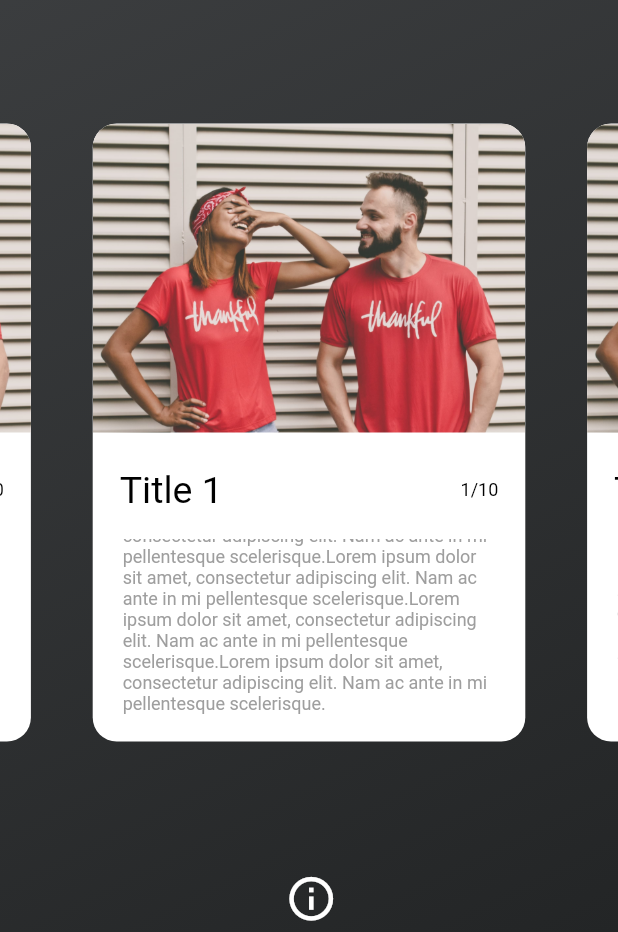
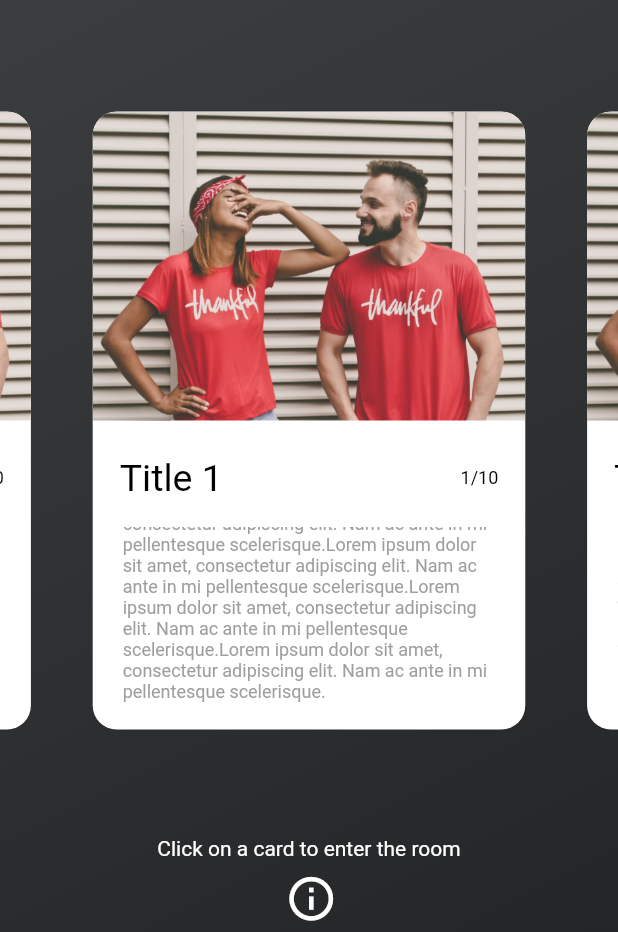
Before and after one commit to Emrin/CrowdEffect, a Flutter app: the ChatRoomSelectionPage screen opened by its route, scrolled down 51 dp, after a tap on the "info outline" icon, on a phone screen of 412 x 824 dp, the part 304-1236 px from its top. Run offline on Flutter 3.47's test engine with Material 2 defaults, Android fonts, the phone set to English and light mode, and no system bars; drawn by our look-alikes of auto_size_text, carousel_slider; Roboto replaces fonts that are missing (Montserrat).

Commit message:
Info animated opacity on tap

```diff
--- a/lib/room_selection.dart
+++ b/lib/room_selection.dart
@@ -3,7 +3,14 @@ import 'package:carousel_slider/carousel_slider.dart';
 import 'package:auto_size_text/auto_size_text.dart';
 
 
-class ChatRoomSelectionPage extends StatelessWidget{
+bool _showInfo = false;
+
+class ChatRoomSelectionPage extends StatefulWidget {
+  @override
+  ChatRoomSelectionPageState createState() => new ChatRoomSelectionPageState();
+}
+
+class ChatRoomSelectionPageState extends State<ChatRoomSelectionPage>{
   @override
     Widget build(BuildContext context) {
       final mediaSize = MediaQuery.of(context).size;
@@ -28,16 +35,6 @@ class ChatRoomSelectionPage extends StatelessWidget{
           child: SafeArea(
             child: Column(
               children: <Widget>[
-                // Container(
-                //   height:  mediaSize.height * 0.2,
-                //   padding: EdgeInsets.symmetric(horizontal: 20.0),
-                //   alignment: Alignment(-1.0,0.0),
-                //     child: Container(
-                //       child: Text('CrowdEffect',
-                //           style: TextStyle(
-                //               fontSize: 60.0, fontWeight: FontWeight.bold)),
-                //     ),
-                //   ),
                 Padding(
                   padding: EdgeInsets.symmetric(horizontal: 20.0),
                   child : Row(
@@ -46,21 +43,6 @@ class ChatRoomSelectionPage extends StatelessWidget{
                         child: Container(
                         height: mediaSize.height * 0.25,
                         alignment: Alignment(-1.0,0.0),
-                          // child: Stack(
-                          //   children: <Widget>[
-                          //     Container(
-                          //       child: Text('Crowd',
-                          //           style: TextStyle(
-                          //               fontSize: 80.0, fontWeight: FontWeight.bold)),
-                          //     ),
-                          //     Container(
-                          //       padding: EdgeInsets.only(top: 70.0),
-                          //       child: Text('Effect',
-                          //           style: TextStyle(
-                          //               fontSize: 80.0, fontWeight: FontWeight.bold)),
-                          //     ),
-                          //   ],
-                          // ),
                           child:  AutoSizeText(
                             'Crowd Effect',
                             style: TextStyle(fontSize: 80.0, fontWeight: FontWeight.bold),
@@ -152,13 +134,25 @@ class ChatRoomSelectionPage extends StatelessWidget{
                 Container(
                   padding: EdgeInsets.symmetric(horizontal: 20.0),
                   alignment: Alignment(0, 0),
-                  child: IconButton(
-                    onPressed: ()=>{},
-                    icon: Icon(
-                      Icons.info_outline,
-                      size: 35.0
-                    ),
-                    tooltip: "Click on the card to enter the room",
+                  child: Column(
+                    children: <Widget>[
+                      AnimatedOpacity(
+                        opacity: _showInfo ? 1.0 : 0.0,
+                        duration: Duration(milliseconds: 500),
+                        child: Text('Click on a card to enter the room')
+                      ),
+                      IconButton(
+                        onPressed: (){
+                          setState(() {
+                             _showInfo = !_showInfo;
+                          });
+                        },
+                        icon: Icon(
+                          Icons.info_outline,
+                          size: 35.0
+                        ),
+                      ),
+                    ],
                   ),
                 )
               ],
--- a/lib/signup.dart
+++ b/lib/signup.dart
@@ -2,10 +2,10 @@ import 'package:flutter/material.dart';
 
 class SignupPage extends StatefulWidget {
   @override
-  _SignupPageState createState() => _SignupPageState();
+  SignupPageState createState() => SignupPageState();
 }
 
-class _SignupPageState extends State<SignupPage> {
+class SignupPageState extends State<SignupPage> {
   @override
   Widget build(BuildContext context) {
     return new Scaffold(
```
Also changed, not shown: lib/room.dart (line endings or trailing spaces).
